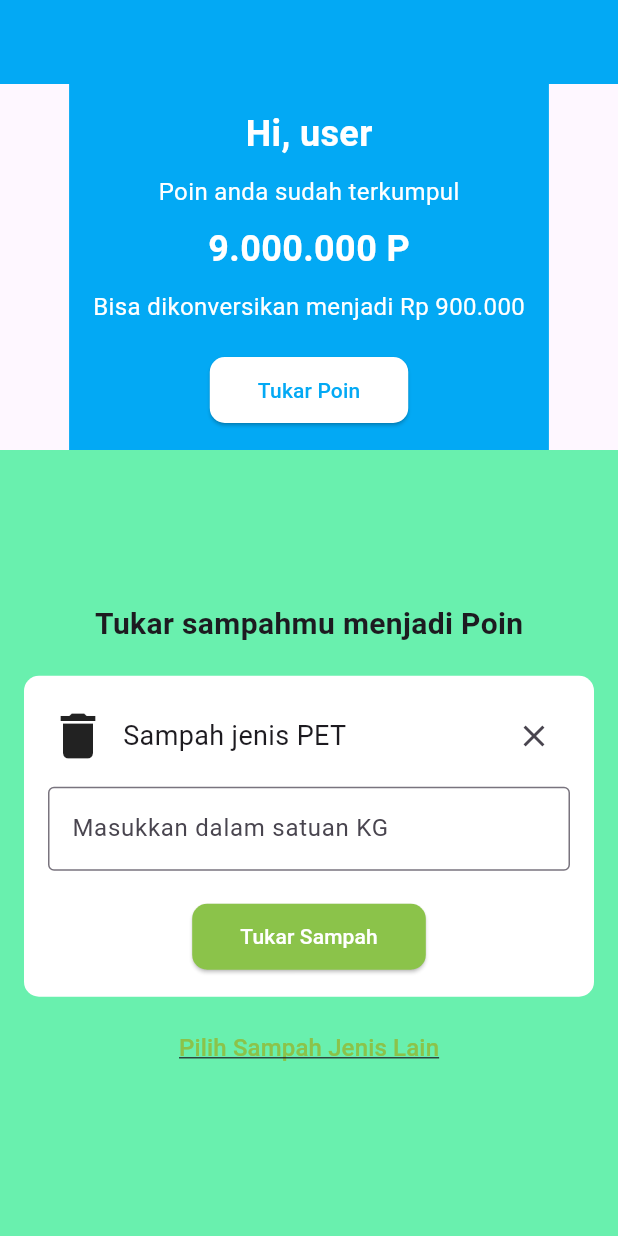
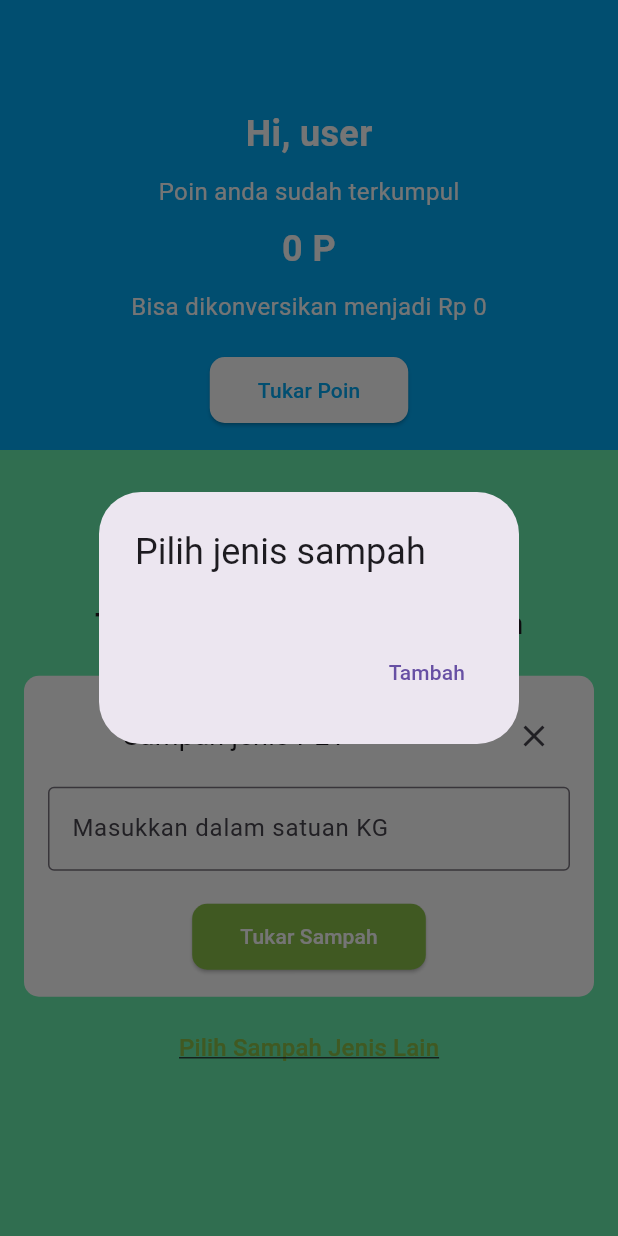
Before and after one commit to Dimasnotfound/project-pmob, a Flutter app: the TukarPoin screen opened directly, after a tap on "Pilih Sampah Jenis Lain", on a phone screen of 412 x 824 dp. Run offline on Flutter 3.47's test engine with Material 3 defaults, Android fonts, the phone set to English and light mode, and no system bars; our stand-ins replace cloud_firestore, firebase_auth, firebase_core, firebase_storage, google_nav_bar, image_picker and 2 more; accounts and stored records are empty; network calls fail.

Commit message:
poin done

```diff
--- a/lib/main.dart
+++ b/lib/main.dart
@@ -2,6 +2,7 @@ import 'package:flutter/material.dart';
 import 'package:trash_solver/viewmodel/editartikel_viewmodel.dart';
 import 'package:trash_solver/viewmodel/editdaurulang_viewmodel.dart';
 import 'package:trash_solver/viewmodel/jadwalpenjemputan_viewmodel.dart';
+import 'package:trash_solver/viewmodel/sampah_viewmodel.dart';
 import 'package:trash_solver/viewmodel/tambahartikel_viewmodel.dart';
 import 'package:trash_solver/viewmodel/tambahdaurulang_viewmodel.dart';
 import 'package:provider/provider.dart';
@@ -36,6 +37,7 @@ class MyApp extends StatelessWidget {
           ChangeNotifierProvider(create: (_) => EditartikelViewmodel()),
           ChangeNotifierProvider(create: (_) => TambahartikelViewmodel()),
           ChangeNotifierProvider(create: (_) => JadwalpenjemputanViewmodel()),
+          ChangeNotifierProvider(create: (_) => SampahViewModel()),
         ],
         child: MaterialApp(
           title: 'Trash Solver',
--- a/lib/view/users/tukar_poin/tukar_poin.dart
+++ b/lib/view/users/tukar_poin/tukar_poin.dart
@@ -1,4 +1,8 @@
 import 'package:flutter/material.dart';
+import 'package:intl/intl.dart';
+import 'package:provider/provider.dart';
+import 'package:firebase_auth/firebase_auth.dart';
+import 'package:trash_solver/viewmodel/sampah_viewmodel.dart';
 
 class TukarPoin extends StatefulWidget {
   const TukarPoin({super.key});
@@ -8,9 +12,29 @@ class TukarPoin extends StatefulWidget {
 }
 
 class _TukarPoinState extends State<TukarPoin> {
+  final TextEditingController _kiloController = TextEditingController();
+  final FirebaseAuth _auth = FirebaseAuth.instance;
+  final NumberFormat _numberFormat = NumberFormat.decimalPattern();
+
+  String formatNumber(int number) {
+    return _numberFormat.format(number);
+  }
+
+  @override
+  void initState() {
+    super.initState();
+    Provider.of<SampahViewModel>(context, listen: false).fetchSampah();
+  }
+
+  void _showErrorSnackBar(BuildContext context, String message) {
+    final snackBar = SnackBar(content: Text(message));
+    ScaffoldMessenger.of(context).showSnackBar(snackBar);
+  }
 
   @override
   Widget build(BuildContext context) {
+    final viewModel = context.watch<SampahViewModel>();
+
     return Scaffold(
       resizeToAvoidBottomInset: false,
       appBar: AppBar(
@@ -42,22 +66,50 @@ class _TukarPoinState extends State<TukarPoin> {
                   ),
                 ),
                 SizedBox(height: 10),
-                Text(
-                  '9.000.000 P',
+                // Bagian yang diubah
+                FutureBuilder<int>(
+                  future: viewModel.fetchUserPoints(),
+                  builder: (context, AsyncSnapshot<int> snapshot) {
+                    if (snapshot.connectionState == ConnectionState.waiting) {
+                      return CircularProgressIndicator();
+                    } else if (snapshot.hasError) {
+                      return Text('Error: ${snapshot.error}');
+                    } else {
+                      final userPoints =
+                          snapshot.data ?? 0; // Menangani nilai null
+                      final formattedPoints = formatNumber(userPoints);
+                      final equivalentMoney = userPoints ~/ 100;
+                      final formattedMoney = formatNumber(equivalentMoney);
+                      return Column(
+                        crossAxisAlignment: CrossAxisAlignment.start,
+                        children: [
+                          Center(
+                            child: Text(
+                              '$formattedPoints P',
                               style: TextStyle(
                                 color: Colors.white,
                                 fontSize: 24,
                                 fontWeight: FontWeight.bold,
                               ),
+                              textAlign: TextAlign.center,
+                            ),
                           ),
                           SizedBox(height: 10),
-                Text(
-                  'Bisa dikonversikan menjadi Rp 900.000',
+                          Center(
+                            child: Text(
+                              'Bisa dikonversikan menjadi Rp $formattedMoney',
                               style: TextStyle(
                                 color: Colors.white,
                                 fontSize: 16,
                               ),
                             ),
+                          ),
+                        ],
+                      );
+                    }
+                  },
+                ),
+
                 SizedBox(height: 20),
                 ElevatedButton(
                   onPressed: () {},
@@ -99,10 +151,11 @@ class _TukarPoinState extends State<TukarPoin> {
                       children: [
                         Row(
                           children: [
-                            Icon(Icons.delete, size: 40),
+                            Image.network(viewModel.selectedImageUrl ?? '',
+                                width: 40, height: 40),
                             SizedBox(width: 10),
                             Text(
-                              'Sampah jenis PET',
+                              viewModel.selectedSampah ?? 'Sampah jenis PET',
                               style: TextStyle(fontSize: 18),
                             ),
                             Spacer(),
@@ -114,14 +167,36 @@ class _TukarPoinState extends State<TukarPoin> {
                         ),
                         SizedBox(height: 10),
                         TextField(
+                          controller: _kiloController,
                           decoration: InputDecoration(
                             labelText: 'Masukkan dalam satuan KG',
                             border: OutlineInputBorder(),
                           ),
+                          keyboardType: TextInputType.number,
                         ),
                         SizedBox(height: 20),
                         ElevatedButton(
-                          onPressed: () {},
+                          onPressed: () async {
+                            User? user = _auth.currentUser;
+                            if (_kiloController.text.isEmpty) {
+                              _showErrorSnackBar(
+                                  context, "Data Tidak Boleh Kosong");
+                              return;
+                            }
+                            final userId = user?.uid;
+                            if (userId == null) {
+                              _showErrorSnackBar(
+                                  context, "User tidak ditemukan");
+                              return;
+                            }
+                            final kilo = double.parse(_kiloController.text);
+                            await viewModel.insertTukarPoin(
+                              userId,
+                              viewModel.selectedSampah!,
+                              kilo,
+                            );
+                            _kiloController.clear();
+                          },
                           style: ElevatedButton.styleFrom(
                             backgroundColor: Colors.lightGreen,
                             foregroundColor: Colors.white,
@@ -138,7 +213,9 @@ class _TukarPoinState extends State<TukarPoin> {
                   ),
                   SizedBox(height: 10),
                   TextButton(
-                    onPressed: () {},
+                    onPressed: () {
+                      _showSampahDialog(context);
+                    },
                     child: Text(
                       'Pilih Sampah Jenis Lain',
                       style: TextStyle(
@@ -156,4 +233,48 @@ class _TukarPoinState extends State<TukarPoin> {
       ),
     );
   }
+
+  void _showSampahDialog(BuildContext context) {
+    final viewModel = context.read<SampahViewModel>();
+    viewModel.fetchSampah().then((_) {
+      showDialog(
+        context: context,
+        builder: (BuildContext context) {
+          return AlertDialog(
+            title: Text('Pilih jenis sampah'),
+            content: SingleChildScrollView(
+              child: Consumer<SampahViewModel>(
+                builder: (context, viewModel, child) {
+                  return ListBody(
+                    children: viewModel.sampahList.map((sampah) {
+                      return ListTile(
+                        leading: Image.network(sampah.imageUrl),
+                        title: Text(sampah.name),
+                        trailing: Radio(
+                          value: sampah.name,
+                          groupValue: viewModel.selectedSampah,
+                          onChanged: (value) {
+                            viewModel.selectSampah(
+                                value as String, sampah.imageUrl);
+                          },
+                        ),
+                      );
+                    }).toList(),
+                  );
+                },
+              ),
+            ),
+            actions: [
+              TextButton(
+                onPressed: () {
+                  Navigator.of(context).pop();
+                },
+                child: Text('Tambah'),
+              ),
+            ],
+          );
+        },
+      );
+    });
   }
+}
--- /dev/null
+++ b/lib/viewmodel/sampah_viewmodel.dart
@@ -0,0 +1,68 @@
+import 'package:firebase_auth/firebase_auth.dart';
+import 'package:flutter/material.dart';
+// import 'package:provider/provider.dart';
+import 'package:cloud_firestore/cloud_firestore.dart';
+
+// Model for Sampah
+class Sampah {
+  final String name;
+  final String imageUrl;
+
+  Sampah(this.name, this.imageUrl);
+}
+
+// ViewModel for Sampah
+class SampahViewModel extends ChangeNotifier {
+  final FirebaseAuth _auth = FirebaseAuth.instance;
+  final FirebaseFirestore _firestore = FirebaseFirestore.instance;
+
+  List<Sampah> _sampahList = [];
+  String? _selectedSampah;
+  String? _selectedImageUrl;
+
+  List<Sampah> get sampahList => _sampahList;
+  String? get selectedSampah => _selectedSampah;
+  String? get selectedImageUrl => _selectedImageUrl;
+
+  Future<void> fetchSampah() async {
+    final QuerySnapshot result =
+        await FirebaseFirestore.instance.collection('daur_ulang').get();
+    _sampahList =
+        result.docs.map((doc) => Sampah(doc['name'], doc['imageUrl'])).toList();
+    if (_sampahList.isNotEmpty) {
+      _selectedSampah = _sampahList[0].name;
+      _selectedImageUrl = _sampahList[0].imageUrl;
+    }
+    notifyListeners();
+  }
+
+  void selectSampah(String sampah, String imageUrl) {
+    _selectedSampah = sampah;
+    _selectedImageUrl = imageUrl;
+    notifyListeners();
+  }
+
+  Future<void> insertTukarPoin(
+      String userId, String jenisSampah, double kilo) async {
+    await FirebaseFirestore.instance.collection('tukar_poin').add({
+      'userId': userId,
+      'jenisSampah': jenisSampah,
+      'kilo': kilo,
+      'timestamp': FieldValue.serverTimestamp(),
+    });
+  }
+
+  Future<int> fetchUserPoints() async {
+    User? user = _auth.currentUser;
+    // ignore: unnecessary_null_comparison
+    if (user != null) {
+      var userDoc = await _firestore.collection('users').doc(user.uid).get();
+      if (userDoc.exists) {
+        final userData = userDoc.data() as Map<String, dynamic>;
+        final userPoints = userData['points'] ?? 0;
+        return userPoints;
+      }
+    }
+    return 0; // Return default value if user document doesn't exist or user is null
+  }
+}
```
Also changed, not shown: pubspec.yaml (+7 -0 lines), assets/icon.png (added), pubspec.lock, 28 other files. Lines whose indentation alone changed are shown as unchanged.
